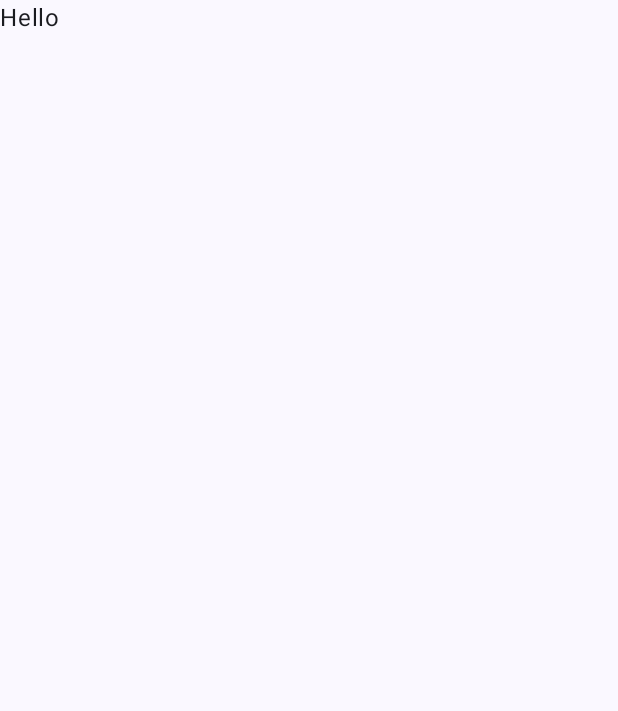
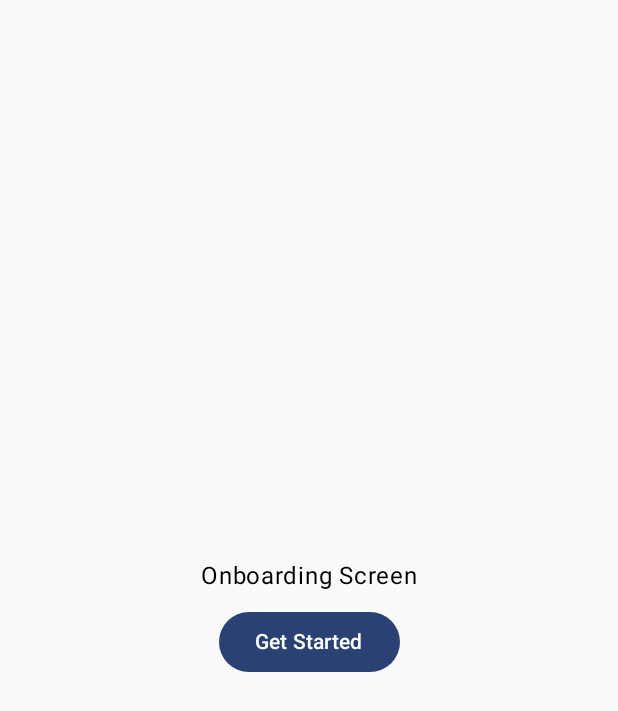
Before and after one commit to roblesdotdev/JetNotes, an Android app built with Jetpack Compose: the screen it shows after launch (MainActivity), on a phone screen of 412 x 824 dp. Before the commit the part shown is almost empty. Shown: the top 711 px of the screen. Run offline under Robolectric (Android 15) with nearby library versions, the phone set to English and light mode, and no system bars.

Commit message:
setup compose navigation

```diff
--- a/app/build.gradle.kts
+++ b/app/build.gradle.kts
@@ -2,6 +2,7 @@ plugins {
     alias(libs.plugins.android.application)
     alias(libs.plugins.kotlin.android)
     alias(libs.plugins.kotlin.compose)
+    alias(libs.plugins.kotlin.serialization)
 }
 
 android {
@@ -49,6 +50,10 @@ dependencies {
     implementation(libs.androidx.ui.graphics)
     implementation(libs.androidx.ui.tooling.preview)
     implementation(libs.androidx.material3)
+
+    implementation(libs.androidx.compose.navigation)
+    implementation(libs.kotlinx.serialization.json)
+
     testImplementation(libs.junit)
     androidTestImplementation(libs.androidx.junit)
     androidTestImplementation(libs.androidx.espresso.core)
--- a/app/src/main/java/com/roblesdotdev/jetnotes/MainActivity.kt
+++ b/app/src/main/java/com/roblesdotdev/jetnotes/MainActivity.kt
@@ -4,13 +4,10 @@ import android.os.Bundle
 import androidx.activity.ComponentActivity
 import androidx.activity.compose.setContent
 import androidx.activity.enableEdgeToEdge
-import androidx.compose.foundation.layout.Column
-import androidx.compose.foundation.layout.fillMaxSize
-import androidx.compose.foundation.layout.padding
-import androidx.compose.material3.Scaffold
-import androidx.compose.material3.Text
 import androidx.compose.runtime.Composable
-import androidx.compose.ui.Modifier
+import androidx.compose.ui.tooling.preview.Preview
+import androidx.navigation.compose.rememberNavController
+import com.roblesdotdev.jetnotes.navigation.DefaultNavHost
 import com.roblesdotdev.jetnotes.ui.theme.JetNotesTheme
 
 class MainActivity : ComponentActivity() {
@@ -27,9 +24,14 @@ class MainActivity : ComponentActivity() {
 
 @Composable
 fun App() {
-    Scaffold(modifier = Modifier.fillMaxSize()) { innerPadding ->
-        Column(modifier = Modifier.padding(innerPadding)) {
-            Text("Hello")
-        }
+    val navController = rememberNavController()
+    DefaultNavHost(navController = navController)
+}
+
+@Preview(showBackground = true)
+@Composable
+private fun AppPreview() {
+    JetNotesTheme {
+        App()
     }
 }
--- /dev/null
+++ b/app/src/main/java/com/roblesdotdev/jetnotes/navigation/DefaultNavHost.kt
@@ -0,0 +1,25 @@
+package com.roblesdotdev.jetnotes.navigation
+
+import androidx.compose.material3.Text
+import androidx.compose.runtime.Composable
+import androidx.navigation.NavHostController
+import androidx.navigation.compose.NavHost
+import androidx.navigation.compose.composable
+import com.roblesdotdev.jetnotes.onboarding.presentation.OnboardingScreen
+
+@Composable
+fun DefaultNavHost(
+    navController: NavHostController
+) {
+    NavHost(navController = navController, startDestination = Onboarding) {
+        composable<Onboarding> {
+            OnboardingScreen {
+                navController.navigate(Home)
+            }
+        }
+
+        composable<Home> {
+            Text("Home Screen not implemented yet!")
+        }
+    }
+}
--- /dev/null
+++ b/app/src/main/java/com/roblesdotdev/jetnotes/navigation/NavDestination.kt
@@ -0,0 +1,9 @@
+package com.roblesdotdev.jetnotes.navigation
+
+import kotlinx.serialization.Serializable
+
+@Serializable
+object Onboarding
+
+@Serializable
+object Home
--- /dev/null
+++ b/app/src/main/java/com/roblesdotdev/jetnotes/onboarding/presentation/OnboardingScreen.kt
@@ -0,0 +1,31 @@
+package com.roblesdotdev.jetnotes.onboarding.presentation
+
+import androidx.compose.foundation.layout.Arrangement
+import androidx.compose.foundation.layout.Column
+import androidx.compose.foundation.layout.Spacer
+import androidx.compose.foundation.layout.fillMaxSize
+import androidx.compose.foundation.layout.height
+import androidx.compose.material3.Button
+import androidx.compose.material3.Text
+import androidx.compose.runtime.Composable
+import androidx.compose.ui.Alignment
+import androidx.compose.ui.Modifier
+import androidx.compose.ui.unit.dp
+
+@Composable
+fun OnboardingScreen(
+    modifier: Modifier = Modifier,
+                     onGetStarted: () -> Unit
+) {
+    Column(
+        modifier = modifier.fillMaxSize(),
+        verticalArrangement = Arrangement.Center,
+        horizontalAlignment = Alignment.CenterHorizontally,
+    ) {
+        Text("Onboarding Screen")
+        Spacer(modifier = Modifier.height(8.dp))
+        Button(onClick = onGetStarted) {
+            Text("Get Started")
+        }
+    }
+}
```
Also changed, not shown: gradle/libs.versions.toml (+7 -0 lines).
